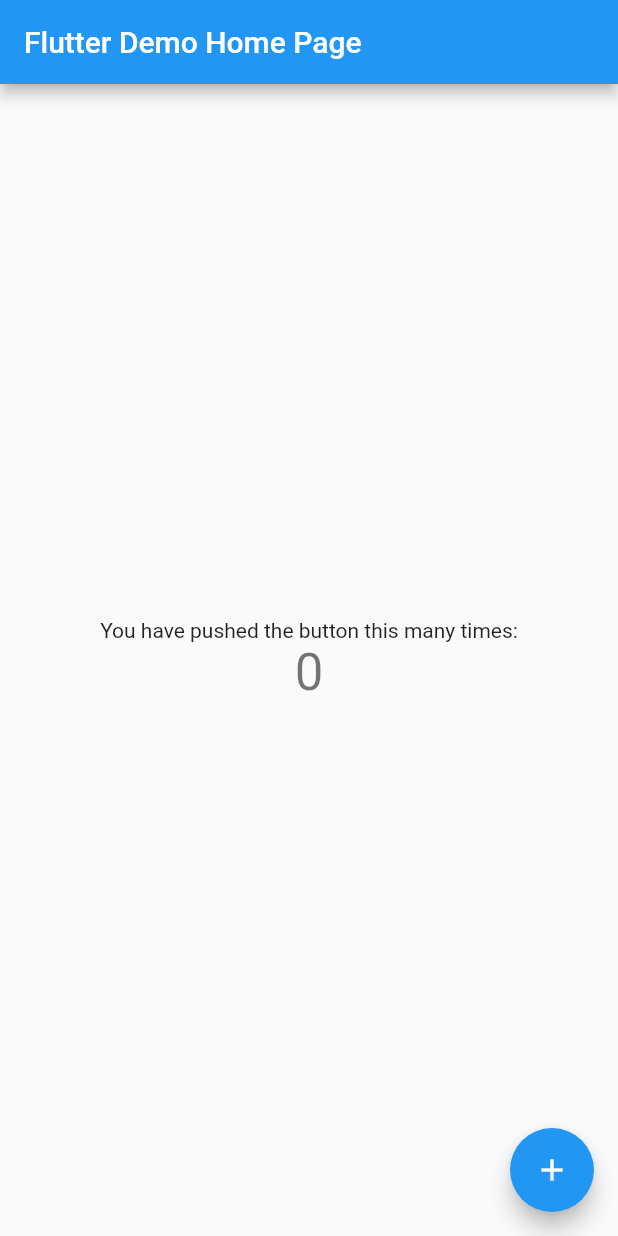
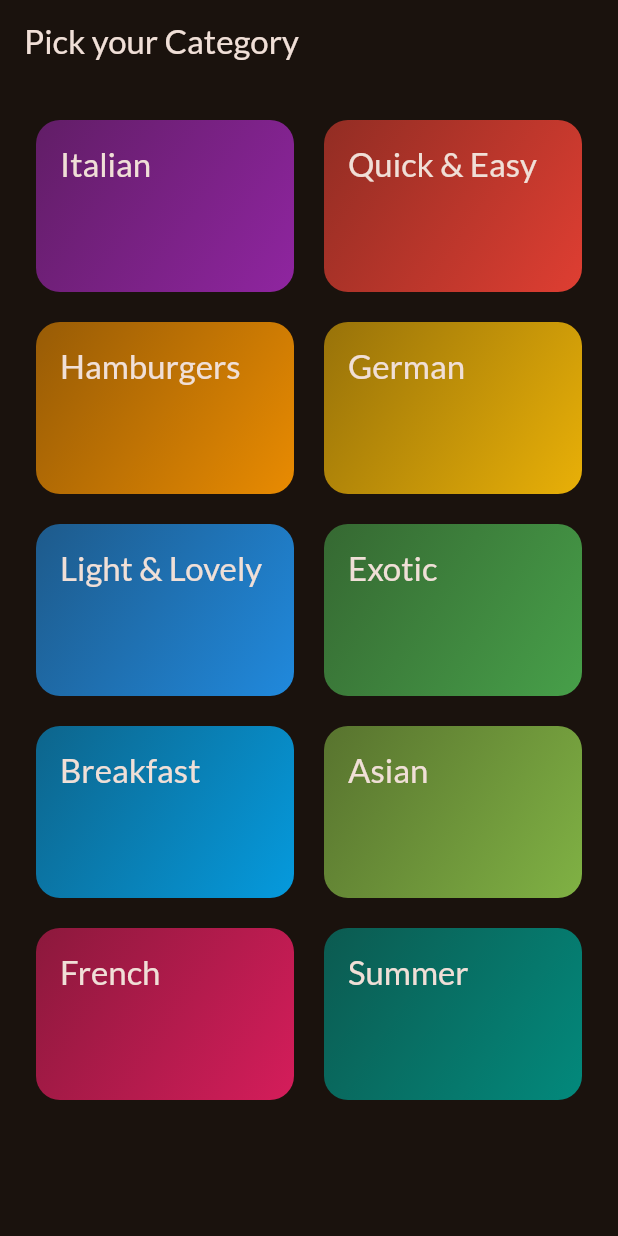
Before and after one commit to abdGhost/simple_shop_app, a Flutter app: the screen it shows after launch, on a phone screen of 412 x 824 dp. Run offline on Flutter 3.47's test engine with Material 2 defaults, Android fonts, the phone set to English and light mode, and no system bars; our stand-ins replace google_fonts.

Commit message:
Added meals and meal category screen

```diff
--- a/lib/main.dart
+++ b/lib/main.dart
@@ -1,115 +1,29 @@
 import 'package:flutter/material.dart';
+import 'package:google_fonts/google_fonts.dart';
+
+import 'package:shop_app/screens/categories_screen.dart';
+
+final theme = ThemeData(
+  useMaterial3: true,
+  colorScheme: ColorScheme.fromSeed(
+    brightness: Brightness.dark,
+    seedColor: const Color.fromARGB(255, 131, 57, 0),
+  ),
+  textTheme: GoogleFonts.latoTextTheme(),
+);
 
 void main() {
-  runApp(const MyApp());
+  runApp(const App());
 }
 
-class MyApp extends StatelessWidget {
-  const MyApp({super.key});
+class App extends StatelessWidget {
+  const App({super.key});
 
-  // This widget is the root of your application.
   @override
   Widget build(BuildContext context) {
     return MaterialApp(
-      title: 'Flutter Demo',
-      theme: ThemeData(
-        // This is the theme of your application.
-        //
-        // Try running your application with "flutter run". You'll see the
-        // application has a blue toolbar. Then, without quitting the app, try
-        // changing the primarySwatch below to Colors.green and then invoke
-        // "hot reload" (press "r" in the console where you ran "flutter run",
-        // or simply save your changes to "hot reload" in a Flutter IDE).
-        // Notice that the counter didn't reset back to zero; the application
-        // is not restarted.
-        primarySwatch: Colors.blue,
-      ),
-      home: const MyHomePage(title: 'Flutter Demo Home Page'),
+      theme: theme,
+      home: const CategoriesScreen(),
     );
   }
 }
-
-class MyHomePage extends StatefulWidget {
-  const MyHomePage({super.key, required this.title});
-
-  // This widget is the home page of your application. It is stateful, meaning
-  // that it has a State object (defined below) that contains fields that affect
-  // how it looks.
-
-  // This class is the configuration for the state. It holds the values (in this
-  // case the title) provided by the parent (in this case the App widget) and
-  // used by the build method of the State. Fields in a Widget subclass are
-  // always marked "final".
-
-  final String title;
-
-  @override
-  State<MyHomePage> createState() => _MyHomePageState();
-}
-
-class _MyHomePageState extends State<MyHomePage> {
-  int _counter = 0;
-
-  void _incrementCounter() {
-    setState(() {
-      // This call to setState tells the Flutter framework that something has
-      // changed in this State, which causes it to rerun the build method below
-      // so that the display can reflect the updated values. If we changed
-      // _counter without calling setState(), then the build method would not be
-      // called again, and so nothing would appear to happen.
-      _counter++;
-    });
-  }
-
-  @override
-  Widget build(BuildContext context) {
-    // This method is rerun every time setState is called, for instance as done
-    // by the _incrementCounter method above.
-    //
-    // The Flutter framework has been optimized to make rerunning build methods
-    // fast, so that you can just rebuild anything that needs updating rather
-    // than having to individually change instances of widgets.
-    return Scaffold(
-      appBar: AppBar(
-        // Here we take the value from the MyHomePage object that was created by
-        // the App.build method, and use it to set our appbar title.
-        title: Text(widget.title),
-      ),
-      body: Center(
-        // Center is a layout widget. It takes a single child and positions it
-        // in the middle of the parent.
-        child: Column(
-          // Column is also a layout widget. It takes a list of children and
-          // arranges them vertically. By default, it sizes itself to fit its
-          // children horizontally, and tries to be as tall as its parent.
-          //
-          // Invoke "debug painting" (press "p" in the console, choose the
-          // "Toggle Debug Paint" action from the Flutter Inspector in Android
-          // Studio, or the "Toggle Debug Paint" command in Visual Studio Code)
-          // to see the wireframe for each widget.
-          //
-          // Column has various properties to control how it sizes itself and
-          // how it positions its children. Here we use mainAxisAlignment to
-          // center the children vertically; the main axis here is the vertical
-          // axis because Columns are vertical (the cross axis would be
-          // horizontal).
-          mainAxisAlignment: MainAxisAlignment.center,
-          children: <Widget>[
-            const Text(
-              'You have pushed the button this many times:',
-            ),
-            Text(
-              '$_counter',
-              style: Theme.of(context).textTheme.headline4,
-            ),
-          ],
-        ),
-      ),
-      floatingActionButton: FloatingActionButton(
-        onPressed: _incrementCounter,
-        tooltip: 'Increment',
-        child: const Icon(Icons.add),
-      ), // This trailing comma makes auto-formatting nicer for build methods.
-    );
-  }
-}
--- /dev/null
+++ b/lib/models/category_model.dart
@@ -0,0 +1,13 @@
+import 'package:flutter/material.dart';
+
+class CategoryModel {
+  const CategoryModel({
+    required this.id,
+    required this.title,
+    this.color = Colors.orange,
+  });
+
+  final String id;
+  final String title;
+  final Color color;
+}
--- /dev/null
+++ b/lib/screens/categories_screen.dart
@@ -0,0 +1,28 @@
+import 'package:flutter/material.dart';
+import 'package:shop_app/data/dummy_data.dart';
+import 'package:shop_app/widgets/category_grid_item_widget.dart';
+
+class CategoriesScreen extends StatelessWidget {
+  const CategoriesScreen({super.key});
+  @override
+  Widget build(BuildContext context) {
+    return Scaffold(
+      appBar: AppBar(
+        title: const Text('Pick your Category'),
+      ),
+      body: GridView(
+        padding: const EdgeInsets.all(24),
+        gridDelegate: const SliverGridDelegateWithFixedCrossAxisCount(
+          crossAxisCount: 2,
+          childAspectRatio: 3 / 2,
+          crossAxisSpacing: 20,
+          mainAxisSpacing: 20,
+        ),
+        children: [
+          for (final category in availableCategories)
+            CategoryGridItemWidget(category: category)
+        ],
+      ),
+    );
+  }
+}
--- /dev/null
+++ b/lib/widgets/category_grid_item_widget.dart
@@ -0,0 +1,38 @@
+import 'package:flutter/material.dart';
+import 'package:shop_app/models/category_model.dart';
+
+class CategoryGridItemWidget extends StatelessWidget {
+  const CategoryGridItemWidget({super.key, required this.category});
+
+  final CategoryModel category;
+
+  @override
+  Widget build(BuildContext context) {
+    return InkWell(
+      onTap: () {},
+      splashColor: Theme.of(context).primaryColor,
+      borderRadius: BorderRadius.circular(16),
+      child: Container(
+        height: 200,
+        padding: const EdgeInsets.all(16),
+        decoration: BoxDecoration(
+          borderRadius: BorderRadius.circular(16),
+          gradient: LinearGradient(
+            colors: [
+              category.color.withOpacity(.55),
+              category.color.withOpacity(.9),
+            ],
+            begin: Alignment.topLeft,
+            end: Alignment.bottomRight,
+          ),
+        ),
+        child: Text(
+          category.title,
+          style: Theme.of(context).textTheme.titleLarge!.copyWith(
+                color: Theme.of(context).colorScheme.onBackground,
+              ),
+        ),
+      ),
+    );
+  }
+}
```
Also changed, not shown: lib/data/dummy_data.dart (added, +409 -0 lines), lib/models/meal.dart (added, +43 -0 lines), lib/screens/meal_screen.dart (added, +54 -0 lines), pubspec.yaml (+1 -6 lines), pubspec.lock, 1 other file.
